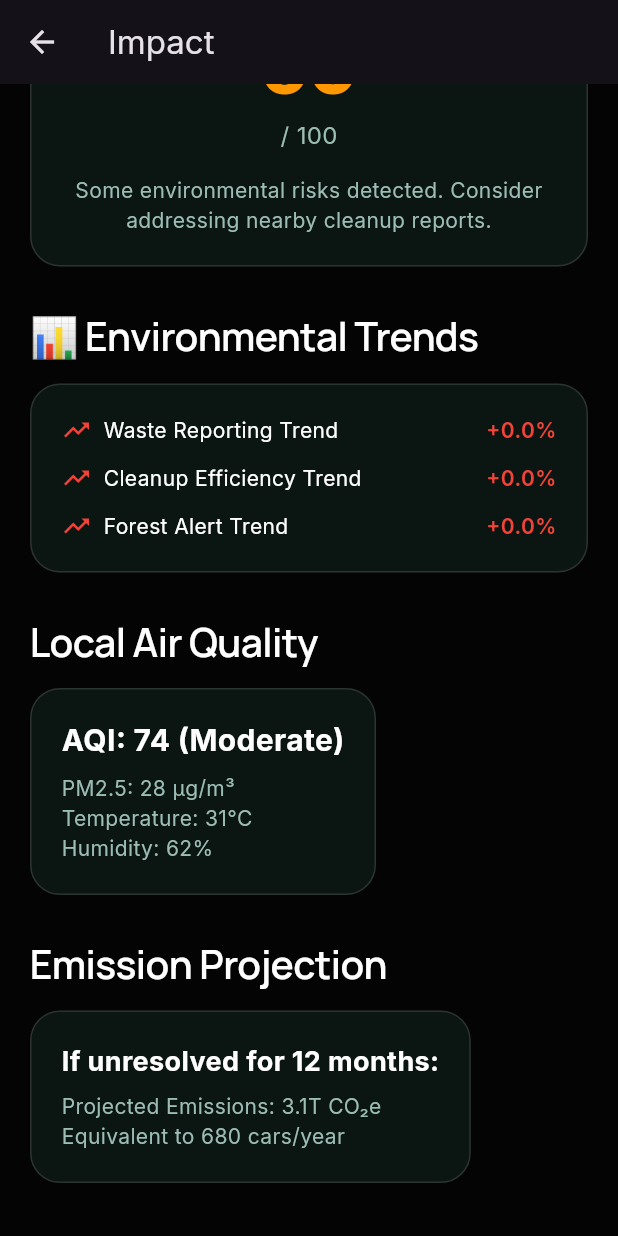
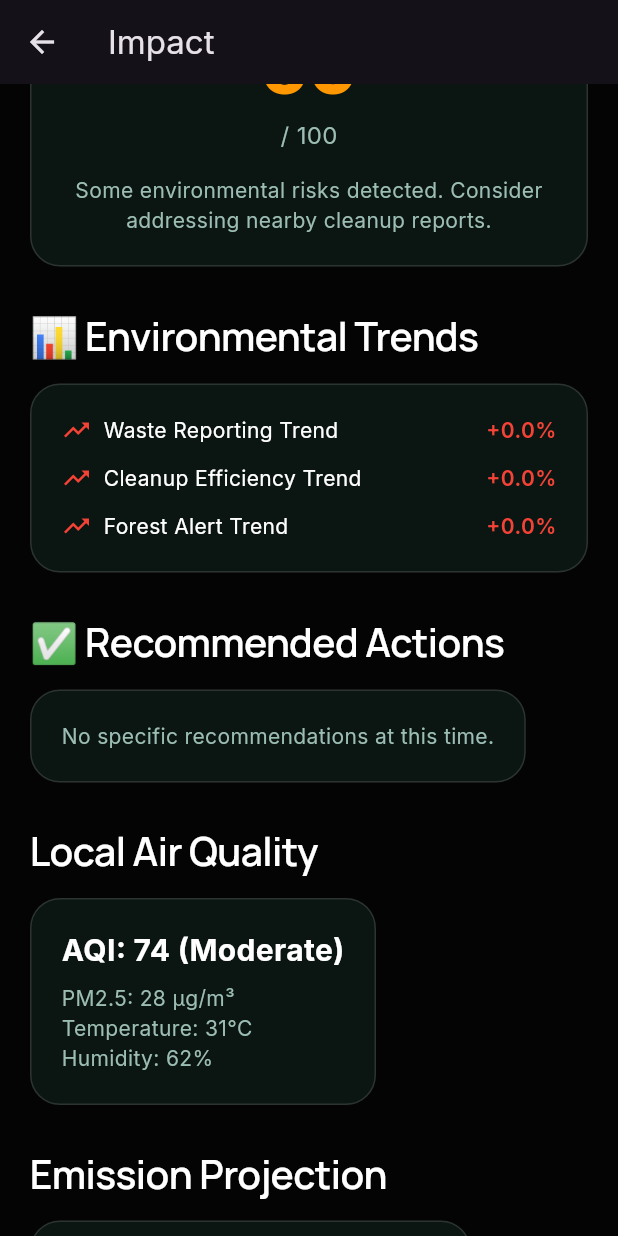
Before and after one commit to NarenXO/EarthOS, a Flutter app: the ImpactScreen screen opened directly, scrolled down 576 dp, on a phone screen of 412 x 824 dp. Run offline on Flutter 3.47's test engine with Material 3 defaults, Android fonts, the phone set to English and light mode, and no system bars; our stand-ins replace geolocator, google_maps_flutter, image_picker, shared_preferences, supabase_flutter; missing offline and left inert: mobile_scanner; accounts and stored records are empty; statements that could not run were skipped.

Commit message:
Phase 17: Predictive recommendation engine added

```diff
--- /dev/null
+++ b/lib/core/services/recommendation_engine.dart
@@ -0,0 +1,53 @@
+class RecommendationEngine {
+  static List<String> generateRecommendations({
+    required double riskScore,
+    required Map<String, dynamic> trends,
+    required int nearbyOpenReports,
+    required int forestHighConfidence,
+    required int userRank,
+  }) {
+    final recommendations = <String>[];
+
+    if (riskScore > 60) {
+      recommendations.add("High environmental risk detected. Immediate cleanup action recommended.");
+    }
+
+    if (nearbyOpenReports > 2) {
+      recommendations.add("Multiple open dumps nearby. Consider organizing a cleanup event.");
+    }
+
+    if (trends["weeklyReportChange"] > 10) {
+      recommendations.add("Waste reporting is increasing. Community awareness may be needed.");
+    }
+
+    if (forestHighConfidence > 5) {
+      recommendations.add("Forest alerts rising. Monitor regional land-use changes.");
+    }
+
+    if (userRank <= 3) {
+      recommendations.add("You are a top contributor. Lead a local environmental initiative.");
+    }
+
+    if (recommendations.isEmpty) {
+      recommendations.add("Environmental indicators are stable. Continue monitoring and community engagement.");
+    }
+
+    return recommendations;
+  }
+
+  static String formatRecommendations(List<String> recommendations) {
+    if (recommendations.isEmpty) {
+      return "No specific recommendations at this time.";
+    }
+
+    final buffer = StringBuffer();
+    buffer.writeln("💡 RECOMMENDED ACTIONS");
+    buffer.writeln("━━━━━━━━━━━━━━━━━━━━━━━━━━━━━━━━━━━━");
+
+    for (int i = 0; i < recommendations.length; i++) {
+      buffer.writeln("• ${recommendations[i]}");
+    }
+
+    return buffer.toString();
+  }
+}
--- a/lib/features/impact/impact_screen.dart
+++ b/lib/features/impact/impact_screen.dart
@@ -15,6 +15,7 @@ import 'package:earthos/core/constants/app_colors.dart';
 import 'package:earthos/core/services/forest_service.dart';
 import 'package:earthos/core/services/risk_engine.dart';
 import 'package:earthos/core/services/trend_service.dart';
+import 'package:earthos/core/services/recommendation_engine.dart';
 import 'package:earthos/features/report/services/report_service.dart';
 import 'package:earthos/features/axis/services/system_context_service.dart';
 import 'package:earthos/core/services/user_identity_service.dart';
@@ -32,10 +33,12 @@ class _ImpactScreenState extends State<ImpactScreen> {
   final SystemContextService _systemContextService = SystemContextService();
   final UserIdentityService _userIdentityService = UserIdentityService();
   final TrendService _trendService = TrendService();
+  final RecommendationEngine _recommendationEngine = RecommendationEngine();
   Map<String, dynamic>? _stats;
   Map<String, dynamic>? _forestAlerts;
   Map<String, dynamic>? _systemContext;
   Map<String, dynamic>? _trends;
+  List<String>? _recommendations;
   double? _riskScore;
   bool _isLoading = true;
   Position? _currentPosition;
@@ -93,9 +96,20 @@ class _ImpactScreenState extends State<ImpactScreen> {
         daysSinceLastCleanup: daysSinceLastCleanup,
       );
 
+      // Generate recommendations
+      final rank = context['rank'] as int? ?? 0;
+      final recommendations = _recommendationEngine.generateRecommendations(
+        riskScore: score,
+        trends: _trends ?? {},
+        nearbyOpenReports: nearbyOpenReports,
+        forestHighConfidence: highForestAlerts,
+        userRank: rank,
+      );
+
       setState(() {
         _systemContext = context;
         _riskScore = score;
+        _recommendations = recommendations;
       });
     } catch (e) {
       // Silently fail, keep default values
@@ -196,6 +210,18 @@ class _ImpactScreenState extends State<ImpactScreen> {
             ),
             const SizedBox(height: 16),
             _buildTrendsCard(),
+
+            const SizedBox(height: 30),
+
+            // ===============================
+            // RECOMMENDED ACTIONS
+            // ===============================
+            Text(
+              "✅ Recommended Actions",
+              style: Theme.of(context).textTheme.headlineMedium,
+            ),
+            const SizedBox(height: 16),
+            _buildRecommendationsCard(),
 
             const SizedBox(height: 30),
 
@@ -605,6 +631,64 @@ class _ImpactScreenState extends State<ImpactScreen> {
     );
   }
 
+  // =========================================================
+  // RECOMMENDATIONS CARD
+  // =========================================================
+  Widget _buildRecommendationsCard() {
+    final recommendations = _recommendations ?? [];
+    final topRecommendations = recommendations.take(2).toList();
+
+    if (topRecommendations.isEmpty) {
+      return Container(
+        padding: const EdgeInsets.all(20),
+        decoration: _cardDecoration(),
+        child: const Text(
+          'No specific recommendations at this time.',
+          style: TextStyle(
+            fontSize: 14,
+            color: AppColors.textSecondary,
+          ),
+        ),
+      );
+    }
+
+    return Container(
+      padding: const EdgeInsets.all(20),
+      decoration: _cardDecoration(),
+      child: Column(
+        crossAxisAlignment: CrossAxisAlignment.start,
+        children: topRecommendations.asMap().entries.map((entry) {
+          return Padding(
+            padding: const EdgeInsets.only(bottom: 12),
+            child: Row(
+              crossAxisAlignment: CrossAxisAlignment.start,
+              children: [
+                Container(
+                  margin: const EdgeInsets.only(top: 2),
+                  child: const Icon(
+                    Icons.check_circle,
+                    color: Colors.green,
+                    size: 20,
+                  ),
+                ),
+                const SizedBox(width: 12),
+                Expanded(
+                  child: Text(
+                    entry.value,
+                    style: const TextStyle(
+                      fontSize: 14,
+                      color: AppColors.textPrimary,
+                    ),
+                  ),
+                ),
+              ],
+            ),
+          );
+        }).toList(),
+      ),
+    );
+  }
+
   BoxDecoration _cardDecoration() {
     return BoxDecoration(
       color: AppColors.card,
```
Also changed, not shown: lib/features/axis/axis_screen.dart (+36 -0 lines).
